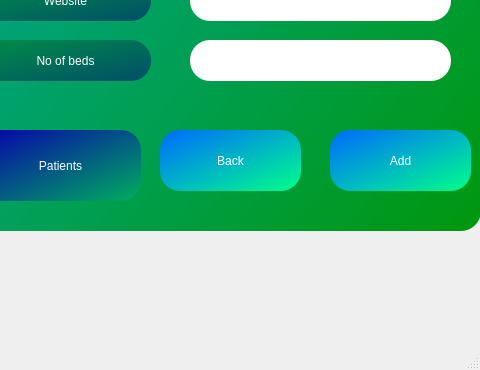
Above: CoviPLUS/hospital.ui from ayush-regmi/CoviCURE before the change; both pictures show x 720 to 1200 and y 430 to 800 of the 1200 by 800 pixel window. Below: the same form after it.
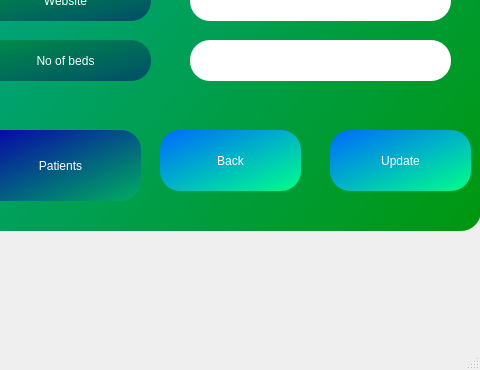
That is the form after the change.

```diff
--- a/CoviPLUS/hospital.ui
+++ b/CoviPLUS/hospital.ui
@@ -476,7 +476,7 @@
 font: 600 16pt &quot;Segoe UI&quot;;</string>
      </property>
      <property name="text">
-      <string>Add</string>
+      <string>Update</string>
      </property>
     </widget>
     <widget class="QLabel" name="label_28">
```
